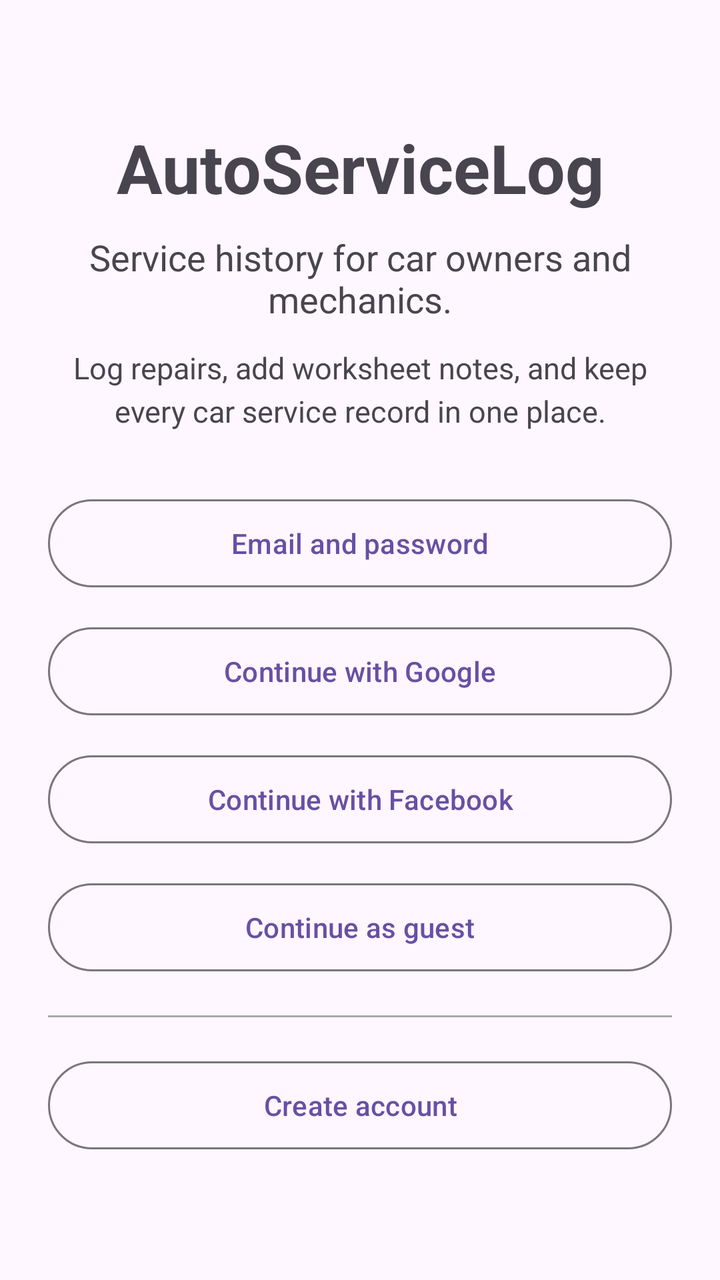
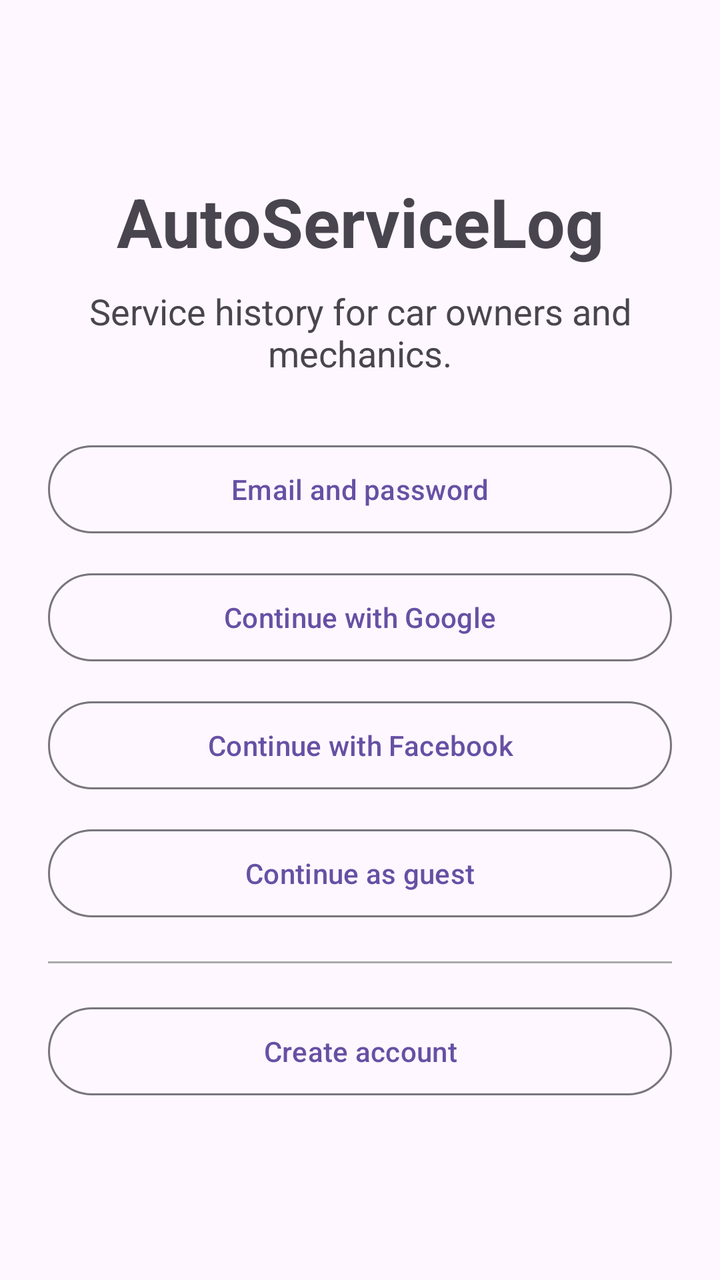

An Android layout rendered at two revisions. The XML below is the earlier revision; the diff shows what the commit changed to produce the second picture.
<!-- AndroidManifest.xml: application theme Theme.AutoServiceLog -->
<!-- res/layout/screen_welcome.xml -->
<?xml version="1.0" encoding="utf-8"?>
<androidx.constraintlayout.widget.ConstraintLayout xmlns:android="http://schemas.android.com/apk/res/android"
    xmlns:app="http://schemas.android.com/apk/res-auto"
    xmlns:tools="http://schemas.android.com/tools"
    android:layout_width="match_parent"
    android:layout_height="match_parent"
    android:paddingStart="24dp"
    android:paddingEnd="24dp"
    tools:context=".ui.WelcomeFragment">

    <ScrollView
        android:id="@+id/welcomeScroll"
        android:layout_width="0dp"
        android:layout_height="0dp"
        android:fillViewport="true"
        app:layout_constraintBottom_toBottomOf="parent"
        app:layout_constraintEnd_toEndOf="parent"
        app:layout_constraintStart_toStartOf="parent"
        app:layout_constraintTop_toTopOf="parent">

        <LinearLayout
            android:layout_width="match_parent"
            android:layout_height="wrap_content"
            android:gravity="center_vertical"
            android:minHeight="560dp"
            android:orientation="vertical"
            android:paddingTop="28dp"
            android:paddingBottom="28dp">

            <TextView
                android:id="@+id/titleText"
                android:layout_width="match_parent"
                android:layout_height="wrap_content"
                android:gravity="center"
                android:text="@string/welcome_title"
                android:textSize="34sp"
                android:textStyle="bold" />

            <TextView
                android:id="@+id/subtitleText"
                android:layout_width="match_parent"
                android:layout_height="wrap_content"
                android:layout_marginTop="10dp"
                android:gravity="center"
                android:text="@string/welcome_subtitle"
                android:textSize="18sp" />

            <TextView
                android:id="@+id/bodyText"
                android:layout_width="match_parent"
                android:layout_height="wrap_content"
                android:layout_marginTop="12dp"
                android:gravity="center"
                android:lineSpacingExtra="4dp"
                android:text="@string/welcome_body"
                android:textSize="15sp" />

            <com.google.android.material.button.MaterialButton
                android:id="@+id/emailLoginButton"
                style="?attr/materialButtonOutlinedStyle"
                android:layout_width="match_parent"
                android:layout_height="52dp"
                android:layout_marginTop="30dp"
                android:text="@string/login_email"
                android:textAllCaps="false" />

            <com.google.android.material.button.MaterialButton
                android:id="@+id/googleLoginButton"
                style="?attr/materialButtonOutlinedStyle"
                android:layout_width="match_parent"
                android:layout_height="52dp"
                android:layout_marginTop="12dp"
                android:text="@string/login_google"
                android:textAllCaps="false" />

            <com.google.android.material.button.MaterialButton
                android:id="@+id/facebookLoginButton"
                style="?attr/materialButtonOutlinedStyle"
                android:layout_width="match_parent"
                android:layout_height="52dp"
                android:layout_marginTop="12dp"
                android:text="@string/login_facebook"
                android:textAllCaps="false" />

            <com.google.android.material.button.MaterialButton
                android:id="@+id/anonymousLoginButton"
                style="?attr/materialButtonOutlinedStyle"
                android:layout_width="match_parent"
                android:layout_height="52dp"
                android:layout_marginTop="12dp"
                android:text="@string/login_anonymous"
                android:textAllCaps="false" />

            <View
                android:id="@+id/signupDivider"
                android:layout_width="match_parent"
                android:layout_height="1dp"
                android:layout_marginTop="18dp"
                android:background="@android:color/darker_gray" />

            <com.google.android.material.button.MaterialButton
                android:id="@+id/signupButton"
                style="?attr/materialButtonOutlinedStyle"
                android:layout_width="match_parent"
                android:layout_height="52dp"
                android:layout_marginTop="18dp"
                android:text="@string/signup_email"
                android:textAllCaps="false" />
        </LinearLayout>
    </ScrollView>

</androidx.constraintlayout.widget.ConstraintLayout>
<!-- resources referenced by this layout -->
<resources>
  <string name="login_anonymous">Continue as guest</string>
  <string name="login_email">Email and password</string>
  <string name="login_facebook">Continue with Facebook</string>
  <string name="login_google">Continue with Google</string>
  <string name="signup_email">Create account</string>
  <string name="welcome_body">Log repairs, add worksheet notes, and keep every car service record in one place.</string>
  <string name="welcome_subtitle">Service history for car owners and mechanics.</string>
  <string name="welcome_title">AutoServiceLog</string>
  <style name="Theme.AutoServiceLog" parent="Base.Theme.AutoServiceLog" />
  <style name="Base.Theme.AutoServiceLog" parent="Theme.Material3.DayNight.NoActionBar">
          
          
      </style>
</resources>

<!-- the commit's change to res/layout/screen_welcome.xml (unified diff, before → after) -->
@@ -44,16 +44,6 @@
                 android:gravity="center"
                 android:text="@string/welcome_subtitle"
                 android:textSize="18sp" />
-
-            <TextView
-                android:id="@+id/bodyText"
-                android:layout_width="match_parent"
-                android:layout_height="wrap_content"
-                android:layout_marginTop="12dp"
-                android:gravity="center"
-                android:lineSpacingExtra="4dp"
-                android:text="@string/welcome_body"
-                android:textSize="15sp" />
 
             <com.google.android.material.button.MaterialButton
                 android:id="@+id/emailLoginButton"
<!-- resource entries referenced after the edit -->
@@ -5,7 +5,6 @@
   <string name="login_facebook">Continue with Facebook</string>
   <string name="login_google">Continue with Google</string>
   <string name="signup_email">Create account</string>
-  <string name="welcome_body">Log repairs, add worksheet notes, and keep every car service record in one place.</string>
   <string name="welcome_subtitle">Service history for car owners and mechanics.</string>
   <string name="welcome_title">AutoServiceLog</string>
   <style name="Theme.AutoServiceLog" parent="Base.Theme.AutoServiceLog" />
